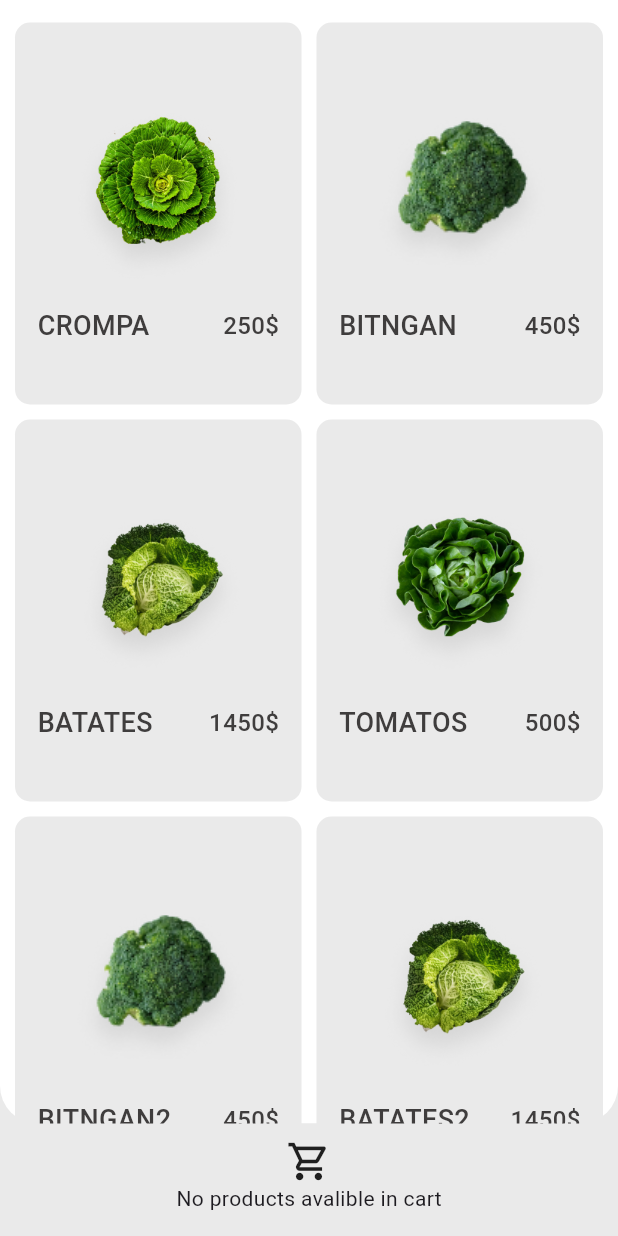
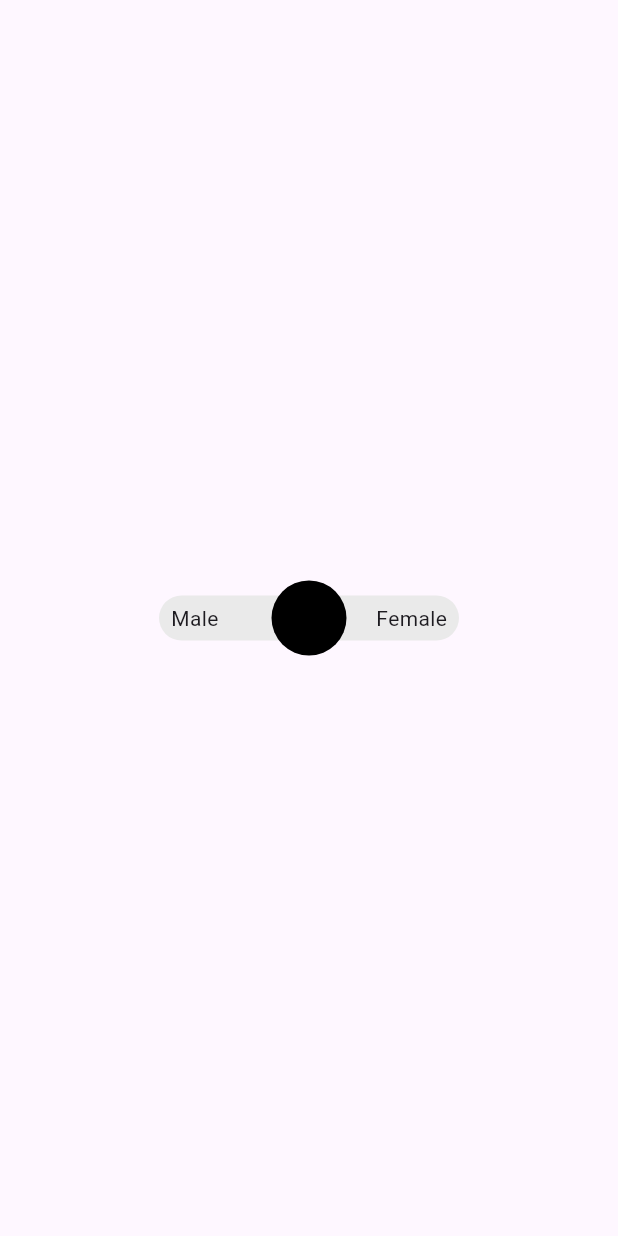
Before and after one commit to 14mohamedahmed/Animations, a Flutter app: the screen it shows after launch, on a phone screen of 412 x 824 dp. Run offline on Flutter 3.47's test engine with Material 2 defaults, Android fonts, the phone set to English and light mode, and no system bars.

Commit message:
draggable switcher animation

```diff
--- a/lib/1/controller/home_controller.dart
+++ b/lib/cart_animation/controller/home_controller.dart
@@ -1,4 +1,4 @@
-import 'package:animations/1/model/product_model.dart';
+import 'package:animations/cart_animation/model/product_model.dart';
 
 class HomeController {
    List<ProductModel> products = [
--- a/lib/1/pridut_details_screen.dart
+++ b/lib/cart_animation/pridut_details_screen.dart
@@ -1,4 +1,4 @@
-import 'package:animations/1/model/product_model.dart';
+import 'package:animations/cart_animation/model/product_model.dart';
 import 'package:flutter/material.dart';
 
 class ProductDetailsScreen extends StatefulWidget {
--- a/lib/1/product_item.dart
+++ b/lib/cart_animation/product_item.dart
@@ -1,4 +1,4 @@
-import 'package:animations/1/model/product_model.dart';
+import 'package:animations/cart_animation/model/product_model.dart';
 import 'package:flutter/material.dart';
 
 class ProductItem extends StatelessWidget {
--- /dev/null
+++ b/lib/draggable_switcher_animation/draggable_switch_component.dart
@@ -0,0 +1,130 @@
+import 'package:flutter/material.dart';
+
+class DraggableSwitchComponent extends StatefulWidget {
+  const DraggableSwitchComponent(
+      {super.key, required this.ballSize, required this.componentWidth});
+  final double ballSize;
+  final double componentWidth;
+
+  @override
+  State<DraggableSwitchComponent> createState() =>
+      _DraggableSwitchComponentState();
+}
+
+class _DraggableSwitchComponentState extends State<DraggableSwitchComponent> {
+  late final double _ballSize = widget.ballSize;
+  late final double componentWidth = widget.componentWidth;
+  late double componentCenterPos = (componentWidth - _ballSize) / 2;
+  late double _x = componentCenterPos;
+  double opacity = 0;
+  @override
+  Widget build(BuildContext context) {
+    return Center(
+      child: SizedBox(
+        height: _ballSize,
+        child: Stack(
+          alignment: Alignment.center,
+          children: [
+            Container(
+              width: componentWidth,
+              decoration: BoxDecoration(
+                color: const Color(0xFFEAEAEA),
+                borderRadius: BorderRadius.circular(100),
+              ),
+              padding: const EdgeInsets.symmetric(horizontal: 8, vertical: 5),
+              child: Row(
+                mainAxisAlignment: MainAxisAlignment.spaceBetween,
+                children: [
+                  Visibility(
+                    visible: _x != 0,
+                    child: GestureDetector(
+                      onTap: () {
+                        _x = 0;
+                        setState(() {});
+                      },
+                      child: const Text(
+                        "Male",
+                        style: TextStyle(
+                          fontSize: 14,
+                        ),
+                      ),
+                    ),
+                  ),
+                  Visibility(
+                    visible: _x != componentWidth - _ballSize,
+                    child: GestureDetector(
+                      onTap: () {
+                        _x = componentWidth - _ballSize;
+                        setState(() {});
+                      },
+                      child: const Text(
+                        "Female",
+                        style: TextStyle(
+                          fontSize: 14,
+                        ),
+                      ),
+                    ),
+                  ),
+                ],
+              ),
+            ),
+            AnimatedPositioned(
+              duration: const Duration(milliseconds: 200),
+              left: _x,
+              child: GestureDetector(
+                onPanUpdate: (DragUpdateDetails details) {
+                  if (details.localPosition.dx > _x) {
+                    _x = componentWidth - _ballSize;
+                  } else if (details.localPosition.dx < _x) {
+                    _x = 0;
+                  }
+                },
+                onPanEnd: (details) => setState(() {}),
+                child: Container(
+                  decoration: const BoxDecoration(
+                    shape: BoxShape.circle,
+                    color: Colors.black,
+                  ),
+                  width: _ballSize,
+                  height: _ballSize,
+                  alignment: Alignment.center,
+                  child: Visibility(
+                    visible: _x != componentCenterPos,
+                    child:  AnimatedCrossFade(
+                      crossFadeState: _x == 0
+                          ? CrossFadeState.showFirst
+                          : CrossFadeState.showSecond,
+                      firstChild: const Padding(
+                        padding: EdgeInsets.symmetric(horizontal: 4),
+                        child: FittedBox(
+                          child: Text(
+                            "Male",
+                            style: TextStyle(
+                              color: Colors.white,
+                            ),
+                          ),
+                        ),
+                      ),
+                      secondChild: const Padding(
+                        padding: EdgeInsets.symmetric(horizontal: 4),
+                        child: FittedBox(
+                          child: Text(
+                            "Female",
+                            style: TextStyle(
+                              color: Colors.white,
+                            ),
+                          ),
+                        ),
+                      ),
+                      duration: const Duration(milliseconds: 400),
+                    ),
+                  ),
+                ),
+              ),
+            ),
+          ],
+        ),
+      ),
+    );
+  }
+}
--- /dev/null
+++ b/lib/draggable_switcher_animation/draggable_switch_screen.dart
@@ -0,0 +1,20 @@
+import 'package:animations/draggable_switcher_animation/draggable_switch_component.dart';
+import 'package:flutter/material.dart';
+
+class DraggableSwitchScreen extends StatelessWidget {
+  const DraggableSwitchScreen({super.key});
+
+  @override
+  Widget build(BuildContext context) {
+    return const SafeArea(
+      child: Scaffold(
+        body: Column(
+          mainAxisAlignment: MainAxisAlignment.center,
+          children: [
+            DraggableSwitchComponent(ballSize: 50, componentWidth: 200),
+          ],
+        ),
+      ),
+    );
+  }
+}
--- a/lib/main.dart
+++ b/lib/main.dart
@@ -1,4 +1,4 @@
-import 'package:animations/1/home_screen.dart';
+import 'package:animations/draggable_switcher_animation/draggable_switch_screen.dart';
 import 'package:flutter/material.dart';
 
 void main() {
@@ -17,7 +17,7 @@ class MyApp extends StatelessWidget {
         colorScheme: ColorScheme.fromSeed(seedColor: Colors.deepPurple),
         useMaterial3: true,
       ),
-      home: const HomeScreen(),
+      home: const DraggableSwitchScreen(),
     );
   }
 }
```
Also changed, not shown: lib/cart_animation/home_screen.dart (renamed from lib/1/home_screen.dart, +4 -4 lines), lib/cart_animation/model/product_model.dart (renamed from lib/1/model/product_model.dart).
